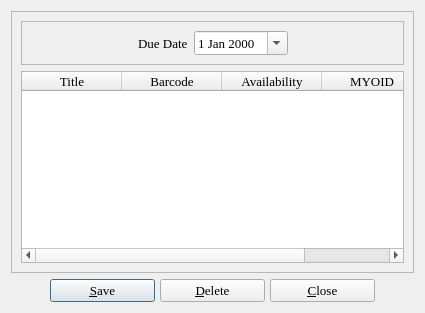
The window that copybrowser.ui (textbrowser/biblioteq) describes before a commit, drawn with Qt 5.
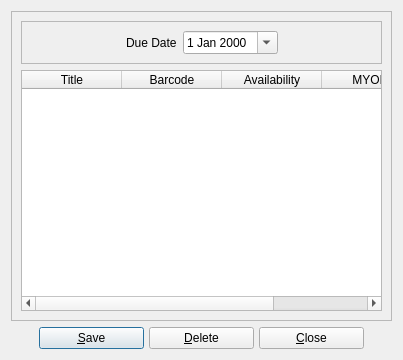
The same window after the commit. Icons and pictures are not drawn.

Commit message: Default fonts. Do not allow users to set their fonts on OS X systems as this distorts widgets.

```diff
--- a/copybrowser.ui
+++ b/copybrowser.ui
@@ -2,18 +2,20 @@
 <ui version="4.0">
  <class>copybrowser</class>
  <widget class="QDialog" name="copybrowser">
+  <property name="geometry">
+   <rect>
+    <x>0</x>
+    <y>0</y>
+    <width>403</width>
+    <height>360</height>
+   </rect>
+  </property>
   <property name="maximumSize">
    <size>
     <width>16777215</width>
     <height>16777215</height>
    </size>
   </property>
-  <property name="font">
-   <font>
-    <family>Times</family>
-    <pointsize>10</pointsize>
-   </font>
-  </property>
   <property name="windowTitle">
    <string>BiblioteQ: Copies Browser</string>
   </property>
@@ -57,12 +59,6 @@
            </item>
            <item>
             <widget class="QLabel" name="label">
-             <property name="font">
-              <font>
-               <family>Times</family>
-               <pointsize>10</pointsize>
-              </font>
-             </property>
              <property name="text">
               <string>Due Date</string>
              </property>
@@ -95,17 +91,6 @@
       </item>
       <item>
        <widget class="QTableWidget" name="table">
-        <property name="font">
-         <font>
-          <family>Times</family>
-          <pointsize>10</pointsize>
-          <weight>50</weight>
-          <italic>false</italic>
-          <bold>false</bold>
-          <underline>false</underline>
-          <strikeout>false</strikeout>
-         </font>
-        </property>
         <property name="focusPolicy">
          <enum>Qt::StrongFocus</enum>
         </property>
@@ -189,12 +174,6 @@
          <height>0</height>
         </size>
        </property>
-       <property name="font">
-        <font>
-         <family>Times</family>
-         <pointsize>10</pointsize>
-        </font>
-       </property>
        <property name="text">
         <string>&amp;Save</string>
        </property>
@@ -212,17 +191,6 @@
          <height>0</height>
         </size>
        </property>
-       <property name="font">
-        <font>
-         <family>Times</family>
-         <pointsize>10</pointsize>
-         <weight>50</weight>
-         <italic>false</italic>
-         <bold>false</bold>
-         <underline>false</underline>
-         <strikeout>false</strikeout>
-        </font>
-       </property>
        <property name="text">
         <string>&amp;Delete</string>
        </property>
@@ -240,17 +208,6 @@
          <height>0</height>
         </size>
        </property>
-       <property name="font">
-        <font>
-         <family>Times</family>
-         <pointsize>10</pointsize>
-         <weight>50</weight>
-         <italic>false</italic>
-         <bold>false</bold>
-         <underline>false</underline>
-         <strikeout>false</strikeout>
-        </font>
-       </property>
        <property name="text">
         <string>&amp;Close</string>
        </property>
```
The commit also changes 20 other files.
